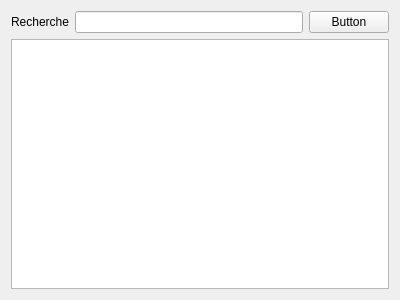
Qt form src/TokenMenu.ui (Nepta/nixjdr) before a commit.
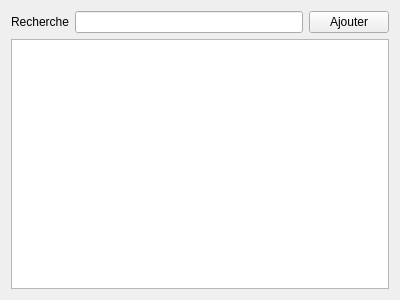
The same form after that commit. Custom widgets are drawn as their Qt base class.

What changed in the file:
```diff
--- a/src/TokenMenu.ui
+++ b/src/TokenMenu.ui
@@ -50,7 +50,7 @@
        <item>
         <widget class="QPushButton" name="researchButton">
          <property name="text">
-          <string>Button</string>
+          <string>Ajouter</string>
          </property>
         </widget>
        </item>
```
Left out of the diff: 2 changed lines with no effect on the pictures.
